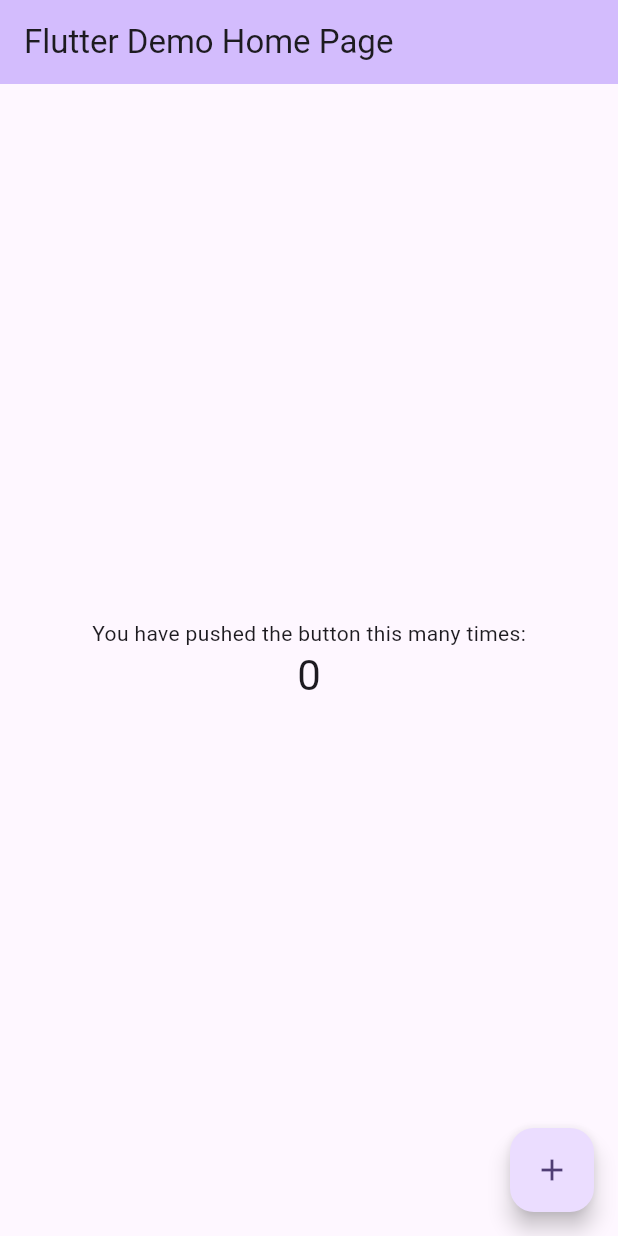
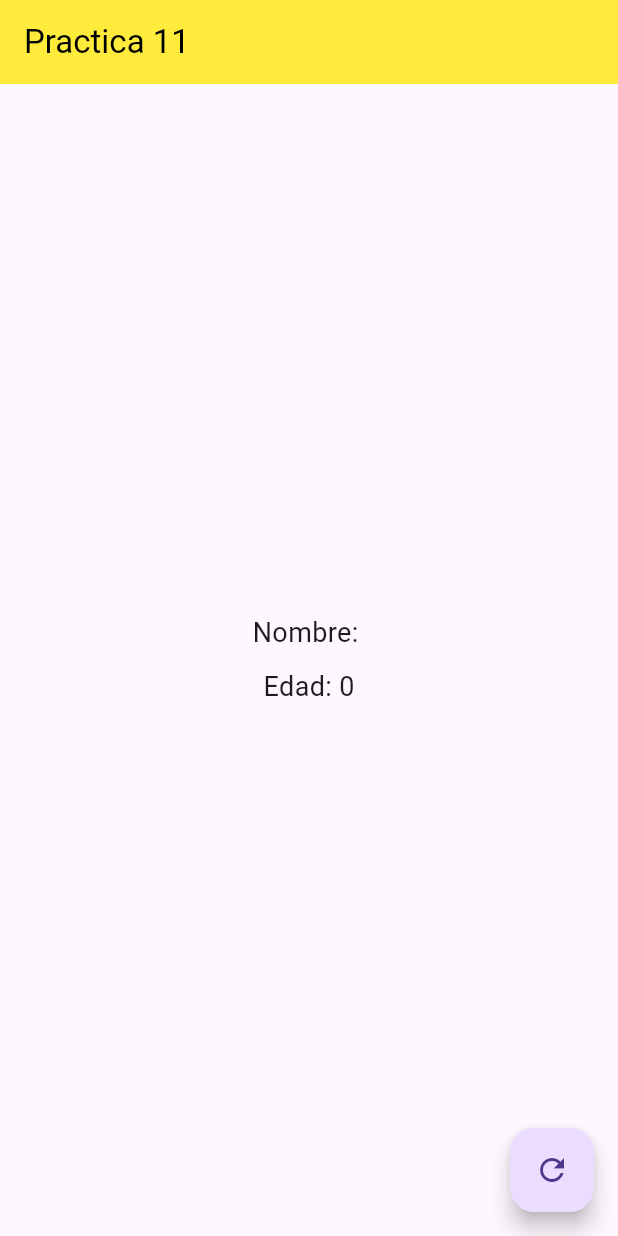
Before and after one commit to LuisM711/flutter, a Flutter app: the screen it shows after launch, on a phone screen of 412 x 824 dp. Run offline on Flutter 3.47's test engine with Material 3 defaults, Android fonts, the light colour scheme and no system bars; our stand-ins replace shared_preferences.

Commit message:
chabes_practica_11

```diff
--- a/practica_11/lib/main.dart
+++ b/practica_11/lib/main.dart
@@ -1,125 +1,21 @@
 import 'package:flutter/material.dart';
+import 'src/shared_page.dart';
 
 void main() {
-  runApp(const MyApp());
+  runApp(const MiAplicacion());
 }
 
-class MyApp extends StatelessWidget {
-  const MyApp({super.key});
+class MiAplicacion extends StatelessWidget {
+  const MiAplicacion({super.key});
 
-  // This widget is the root of your application.
   @override
   Widget build(BuildContext context) {
     return MaterialApp(
-      title: 'Flutter Demo',
+      title: 'Práctica 11',
       theme: ThemeData(
-        // This is the theme of your application.
-        //
-        // TRY THIS: Try running your application with "flutter run". You'll see
-        // the application has a purple toolbar. Then, without quitting the app,
-        // try changing the seedColor in the colorScheme below to Colors.green
-        // and then invoke "hot reload" (save your changes or press the "hot
-        // reload" button in a Flutter-supported IDE, or press "r" if you used
-        // the command line to start the app).
-        //
-        // Notice that the counter didn't reset back to zero; the application
-        // state is not lost during the reload. To reset the state, use hot
-        // restart instead.
-        //
-        // This works for code too, not just values: Most code changes can be
-        // tested with just a hot reload.
-        colorScheme: ColorScheme.fromSeed(seedColor: Colors.deepPurple),
-        useMaterial3: true,
+        primarySwatch: Colors.blue,
       ),
-      home: const MyHomePage(title: 'Flutter Demo Home Page'),
+      home: const SharedPage(),
     );
   }
 }
-
-class MyHomePage extends StatefulWidget {
-  const MyHomePage({super.key, required this.title});
-
-  // This widget is the home page of your application. It is stateful, meaning
-  // that it has a State object (defined below) that contains fields that affect
-  // how it looks.
-
-  // This class is the configuration for the state. It holds the values (in this
-  // case the title) provided by the parent (in this case the App widget) and
-  // used by the build method of the State. Fields in a Widget subclass are
-  // always marked "final".
-
-  final String title;
-
-  @override
-  State<MyHomePage> createState() => _MyHomePageState();
-}
-
-class _MyHomePageState extends State<MyHomePage> {
-  int _counter = 0;
-
-  void _incrementCounter() {
-    setState(() {
-      // This call to setState tells the Flutter framework that something has
-      // changed in this State, which causes it to rerun the build method below
-      // so that the display can reflect the updated values. If we changed
-      // _counter without calling setState(), then the build method would not be
-      // called again, and so nothing would appear to happen.
-      _counter++;
-    });
-  }
-
-  @override
-  Widget build(BuildContext context) {
-    // This method is rerun every time setState is called, for instance as done
-    // by the _incrementCounter method above.
-    //
-    // The Flutter framework has been optimized to make rerunning build methods
-    // fast, so that you can just rebuild anything that needs updating rather
-    // than having to individually change instances of widgets.
-    return Scaffold(
-      appBar: AppBar(
-        // TRY THIS: Try changing the color here to a specific color (to
-        // Colors.amber, perhaps?) and trigger a hot reload to see the AppBar
-        // change color while the other colors stay the same.
-        backgroundColor: Theme.of(context).colorScheme.inversePrimary,
-        // Here we take the value from the MyHomePage object that was created by
-        // the App.build method, and use it to set our appbar title.
-        title: Text(widget.title),
-      ),
-      body: Center(
-        // Center is a layout widget. It takes a single child and positions it
-        // in the middle of the parent.
-        child: Column(
-          // Column is also a layout widget. It takes a list of children and
-          // arranges them vertically. By default, it sizes itself to fit its
-          // children horizontally, and tries to be as tall as its parent.
-          //
-          // Column has various properties to control how it sizes itself and
-          // how it positions its children. Here we use mainAxisAlignment to
-          // center the children vertically; the main axis here is the vertical
-          // axis because Columns are vertical (the cross axis would be
-          // horizontal).
-          //
-          // TRY THIS: Invoke "debug painting" (choose the "Toggle Debug Paint"
-          // action in the IDE, or press "p" in the console), to see the
-          // wireframe for each widget.
-          mainAxisAlignment: MainAxisAlignment.center,
-          children: <Widget>[
-            const Text(
-              'You have pushed the button this many times:',
-            ),
-            Text(
-              '$_counter',
-              style: Theme.of(context).textTheme.headlineMedium,
-            ),
-          ],
-        ),
-      ),
-      floatingActionButton: FloatingActionButton(
-        onPressed: _incrementCounter,
-        tooltip: 'Increment',
-        child: const Icon(Icons.add),
-      ), // This trailing comma makes auto-formatting nicer for build methods.
-    );
-  }
-}
--- /dev/null
+++ b/practica_11/lib/src/shared_page.dart
@@ -0,0 +1,61 @@
+import 'package:flutter/material.dart';
+import 'package:shared_preferences/shared_preferences.dart';
+
+class SharedPage extends StatefulWidget {
+  const SharedPage({super.key});
+
+  @override
+  State<SharedPage> createState() => _SharedPageState();
+}
+
+class _SharedPageState extends State<SharedPage> {
+  int _edad = 0;
+  String _nombre = '';
+
+  _grabarDatos() async {
+    SharedPreferences prefs = await SharedPreferences.getInstance();
+    prefs.setInt('edad', 12);
+    prefs.setString('nombre', 'Luis Mario Roblox');
+  }
+
+  _leerDatos() async {
+    SharedPreferences prefs = await SharedPreferences.getInstance();
+    _edad = prefs.getInt('edad')!;
+    _nombre = prefs.getString('nombre')!;
+    setState(() {});
+  }
+
+  @override
+  Widget build(BuildContext context) {
+    return Scaffold(
+      appBar: AppBar(
+        title: const Text('Practica 11'),
+        backgroundColor: Colors.yellow,
+        foregroundColor: Colors.black,
+      ),
+      body: Center(
+        child: Column(
+          mainAxisAlignment: MainAxisAlignment.center,
+          children: [
+            Text(
+              'Nombre: $_nombre',
+              style: const TextStyle(fontSize: 18),
+            ),
+            const SizedBox(height: 10),
+            Text(
+              'Edad: $_edad',
+              style: const TextStyle(fontSize: 18),
+            ),
+          ],
+        ),
+      ),
+      floatingActionButton: FloatingActionButton(
+        onPressed: () async {
+          await _grabarDatos();
+          await _leerDatos();
+        },
+        child: const Icon(Icons.refresh),
+      ),
+    );
+  }
+}
--- a/practica_11/pubspec.yaml
+++ b/practica_11/pubspec.yaml
@@ -35,6 +35,7 @@ dependencies:
   # The following adds the Cupertino Icons font to your application.
   # Use with the CupertinoIcons class for iOS style icons.
   cupertino_icons: ^1.0.8
+  shared_preferences: ^2.2.2
 
 dev_dependencies:
   flutter_test:
```
Also changed, not shown: practica_11/pubspec.lock, 2 other files.
